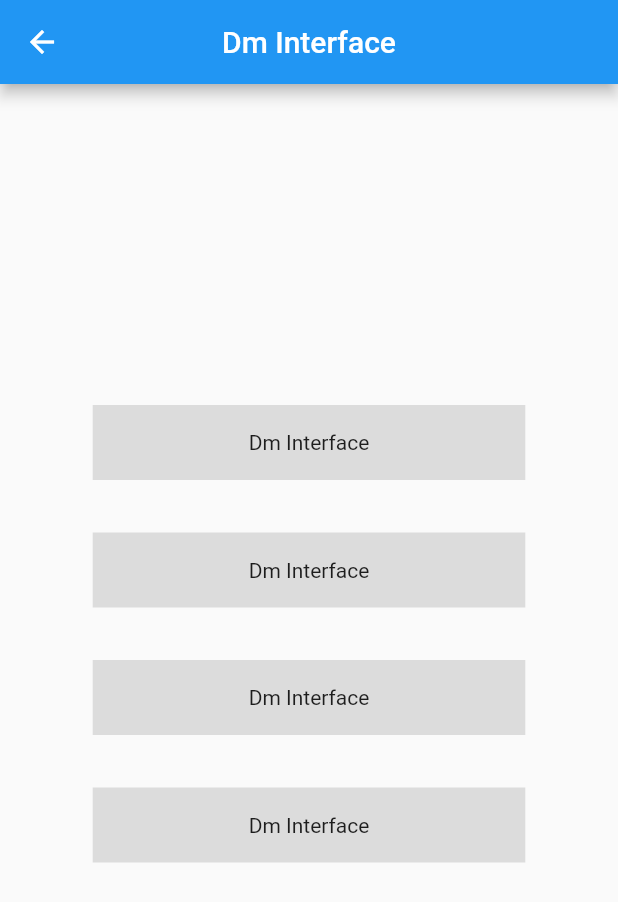
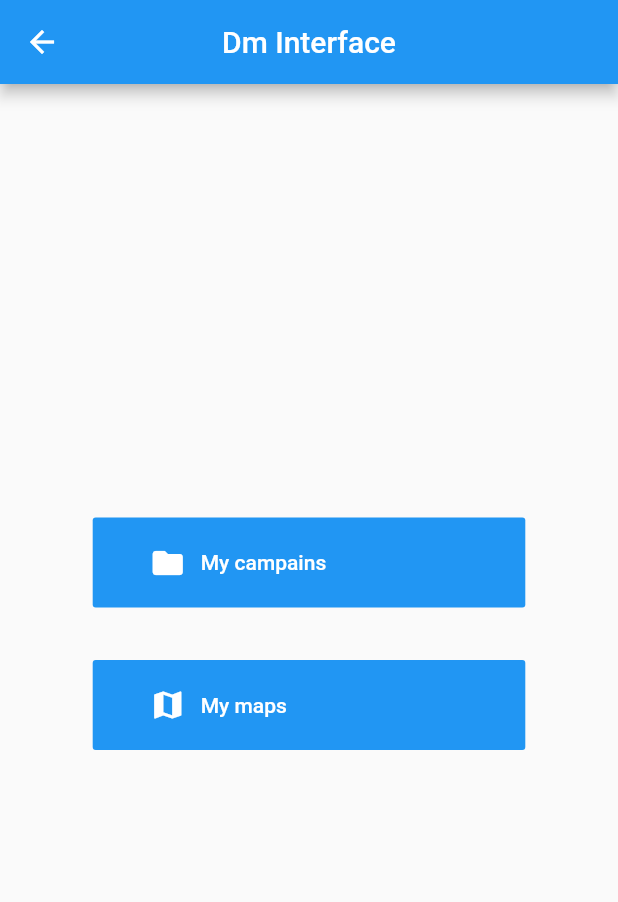
Before and after one commit to EtienneDuv/AppMobileJDR, a Flutter app: the screen it shows after launch, after a tap on "Dungeon Master", on a phone screen of 412 x 824 dp. Shown: the top 902 px of the screen. Run offline on Flutter 3.47's test engine with Material 2 defaults, Android fonts, the phone set to English and light mode, and no system bars.

Commit message:
basic layout

```diff
--- a/app_jdr/lib/screens/dmInterface/dmInterface.dart
+++ b/app_jdr/lib/screens/dmInterface/dmInterface.dart
@@ -1,4 +1,5 @@
 import 'package:app_jdr/widgets/defaultAppBar.dart';
+import 'package:app_jdr/widgets/columnOption.dart';
 import 'package:flutter/material.dart';
 
 class DmInterface extends StatelessWidget {
@@ -7,45 +8,13 @@ class DmInterface extends StatelessWidget {
     return SafeArea(
         child: Scaffold(
             appBar: defaultAppBar('Dm Interface', [], context),
-            body: Container(
-              child: Center(
-                child: Container(
-                  child: Column(
-                    children: [
-                      Expanded(child: SizedBox()),
-                      Container(
-                        height: 50,
-                        width: MediaQuery.of(context).size.width * 0.70,
-                        color: Colors.black12,
-                        margin: EdgeInsets.only(bottom: 35),
-                        child: Center(child: Text("Dm Interface")),
-                      ),
-                      Container(
-                        height: 50,
-                        width: MediaQuery.of(context).size.width * 0.70,
-                        color: Colors.black12,
-                        margin: EdgeInsets.only(bottom: 35),
-                        child: Center(child: Text("Dm Interface")),
-                      ),
-                      Container(
-                        height: 50,
-                        width: MediaQuery.of(context).size.width * 0.70,
-                        color: Colors.black12,
-                        margin: EdgeInsets.only(bottom: 35),
-                        child: Center(child: Text("Dm Interface")),
-                      ),
-                      Container(
-                        height: 50,
-                        width: MediaQuery.of(context).size.width * 0.70,
-                        color: Colors.black12,
-                        margin: EdgeInsets.only(bottom: 35),
-                        child: Center(child: Text("Dm Interface")),
-                      ),
-                      Expanded(child: SizedBox())
-                    ],
-                  ),
-                ),
-              ),
+            body: Column(
+              children: [
+                Expanded(child: SizedBox()),
+                columnOption(context, Icons.folder, 'My campains', () {}),
+                columnOption(context, Icons.map, 'My maps', () {}),
+                Expanded(child: SizedBox())
+              ],
             )));
   }
 }
--- a/app_jdr/lib/screens/homepage/homepage.dart
+++ b/app_jdr/lib/screens/homepage/homepage.dart
@@ -12,8 +12,7 @@ class HomePage extends StatelessWidget {
       top: true,
       child: Scaffold(
         appBar: defaultAppBar('Home Page', [], context),
-        body: Container(
-          alignment: Alignment.center,
+        body: Center(
           child: Column(
             children: [
               Expanded(flex: 2, child: SizedBox()),
--- a/app_jdr/lib/screens/playerInterface/playerInterface.dart
+++ b/app_jdr/lib/screens/playerInterface/playerInterface.dart
@@ -1,4 +1,5 @@
 import 'package:app_jdr/widgets/defaultAppBar.dart';
+import 'package:app_jdr/widgets/columnOption.dart';
 import 'package:flutter/material.dart';
 
 class PlayerInterface extends StatelessWidget {
@@ -6,7 +7,15 @@ class PlayerInterface extends StatelessWidget {
   Widget build(BuildContext context) {
     return SafeArea(
         child: Scaffold(
-      appBar: defaultAppBar('Player Interface', [], context),
-    ));
+            appBar: defaultAppBar('Dm Interface', [], context),
+            body: Column(
+              children: [
+                Expanded(child: SizedBox()),
+                columnOption(
+                    context, Icons.account_circle, 'My characters', () {}),
+                columnOption(context, Icons.map, 'My maps', () {}),
+                Expanded(child: SizedBox())
+              ],
+            )));
   }
 }
```
